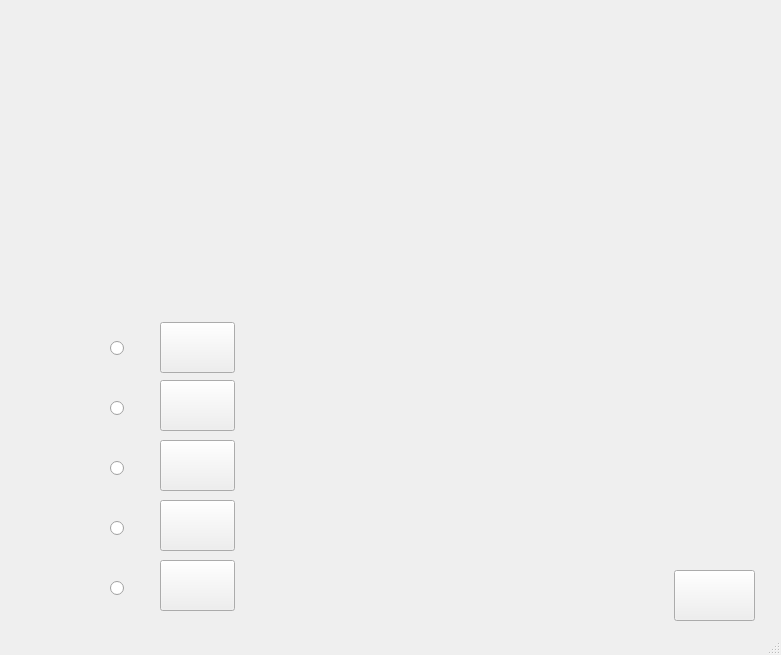
Above: src/templates/tela_avaliacao.ui from DanilloMLS/lepee before the change. Below: the same form after it.
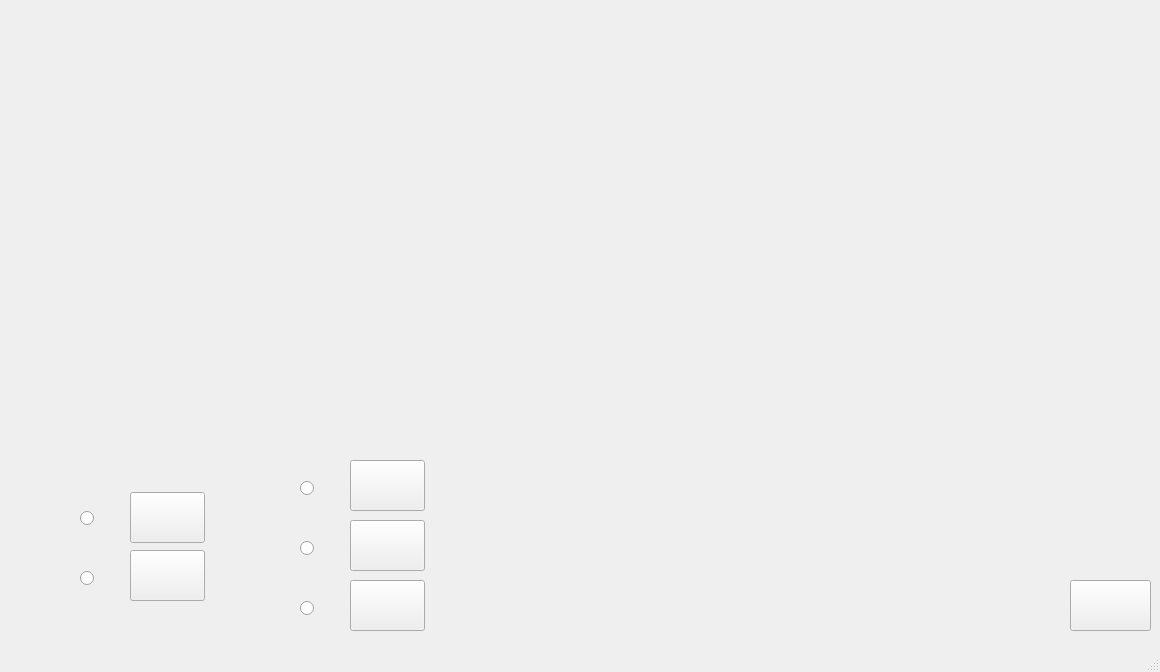
That is the form after the change.

Commit message: Versão 2.0 - Tela de avaliação quantitativa em funcionamento, tela de avaliação qualitativa recebe o nível e o número de acertos.

Diff of the .ui file:
```diff
--- a/src/templates/tela_avaliacao.ui
+++ b/src/templates/tela_avaliacao.ui
@@ -6,8 +6,8 @@
    <rect>
     <x>0</x>
     <y>0</y>
-    <width>781</width>
-    <height>655</height>
+    <width>1160</width>
+    <height>672</height>
    </rect>
   </property>
   <property name="windowTitle">
@@ -17,8 +17,8 @@
    <widget class="QPushButton" name="alter1">
     <property name="geometry">
      <rect>
-      <x>160</x>
-      <y>322</y>
+      <x>130</x>
+      <y>492</y>
       <width>75</width>
       <height>51</height>
      </rect>
@@ -30,8 +30,8 @@
    <widget class="QPushButton" name="alter2">
     <property name="geometry">
      <rect>
-      <x>160</x>
-      <y>380</y>
+      <x>130</x>
+      <y>550</y>
       <width>75</width>
       <height>51</height>
      </rect>
@@ -43,8 +43,8 @@
    <widget class="QPushButton" name="alter3">
     <property name="geometry">
      <rect>
-      <x>160</x>
-      <y>440</y>
+      <x>350</x>
+      <y>460</y>
       <width>75</width>
       <height>51</height>
      </rect>
@@ -56,8 +56,8 @@
    <widget class="QPushButton" name="alter4">
     <property name="geometry">
      <rect>
-      <x>160</x>
-      <y>500</y>
+      <x>350</x>
+      <y>520</y>
       <width>75</width>
       <height>51</height>
      </rect>
@@ -69,8 +69,8 @@
    <widget class="QPushButton" name="proxPerg">
     <property name="geometry">
      <rect>
-      <x>674</x>
-      <y>570</y>
+      <x>1070</x>
+      <y>580</y>
       <width>81</width>
       <height>51</height>
      </rect>
@@ -82,28 +82,28 @@
    <widget class="QWidget" name="perguntaWidget" native="true">
     <property name="geometry">
      <rect>
-      <x>40</x>
-      <y>30</y>
-      <width>371</width>
-      <height>271</height>
+      <x>10</x>
+      <y>10</y>
+      <width>571</width>
+      <height>431</height>
      </rect>
     </property>
    </widget>
    <widget class="QWidget" name="alternativaWidget" native="true">
     <property name="geometry">
      <rect>
-      <x>370</x>
-      <y>310</y>
-      <width>381</width>
-      <height>251</height>
+      <x>590</x>
+      <y>160</y>
+      <width>561</width>
+      <height>411</height>
      </rect>
     </property>
    </widget>
    <widget class="QRadioButton" name="radioButton">
     <property name="geometry">
      <rect>
-      <x>110</x>
-      <y>340</y>
+      <x>80</x>
+      <y>510</y>
       <width>31</width>
       <height>17</height>
      </rect>
@@ -115,8 +115,8 @@
    <widget class="QRadioButton" name="radioButton_2">
     <property name="geometry">
      <rect>
-      <x>110</x>
-      <y>400</y>
+      <x>80</x>
+      <y>570</y>
       <width>31</width>
       <height>17</height>
      </rect>
@@ -128,8 +128,8 @@
    <widget class="QRadioButton" name="radioButton_3">
     <property name="geometry">
      <rect>
-      <x>110</x>
-      <y>460</y>
+      <x>300</x>
+      <y>480</y>
       <width>31</width>
       <height>17</height>
      </rect>
@@ -141,8 +141,8 @@
    <widget class="QRadioButton" name="radioButton_4">
     <property name="geometry">
      <rect>
-      <x>110</x>
-      <y>520</y>
+      <x>300</x>
+      <y>540</y>
       <width>31</width>
       <height>17</height>
      </rect>
@@ -154,8 +154,8 @@
    <widget class="QRadioButton" name="radioButton_5">
     <property name="geometry">
      <rect>
-      <x>110</x>
-      <y>580</y>
+      <x>300</x>
+      <y>600</y>
       <width>31</width>
       <height>17</height>
      </rect>
@@ -167,8 +167,8 @@
    <widget class="QPushButton" name="alter5">
     <property name="geometry">
      <rect>
-      <x>160</x>
-      <y>560</y>
+      <x>350</x>
+      <y>580</y>
       <width>75</width>
       <height>51</height>
      </rect>
```
Left out of the diff: 8 changed lines with no effect on the pictures. The commit also changes 55 other files.
